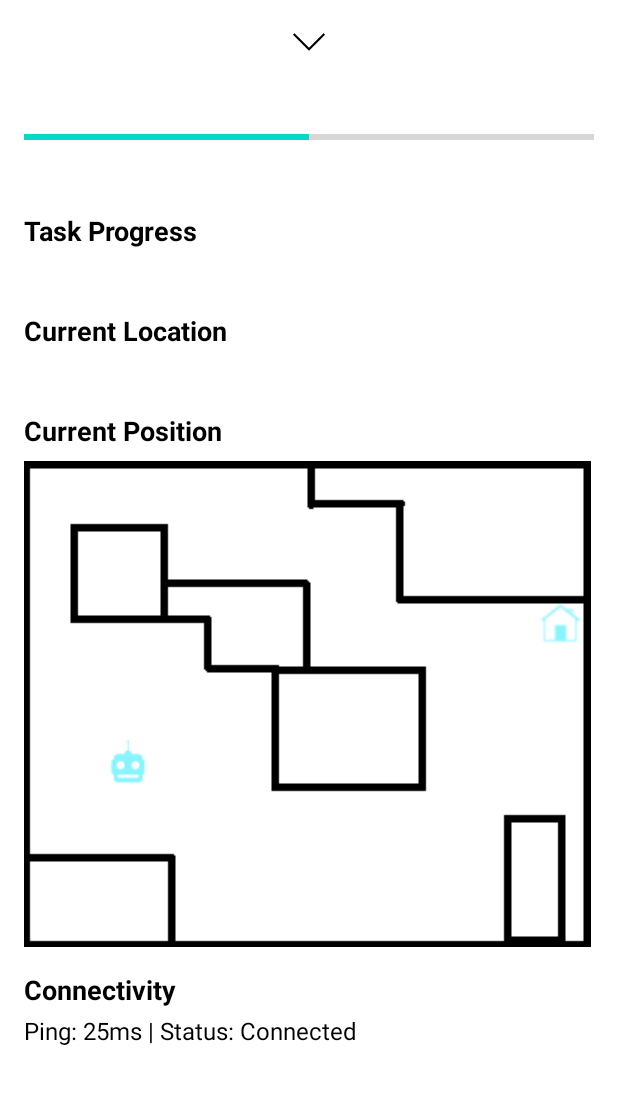
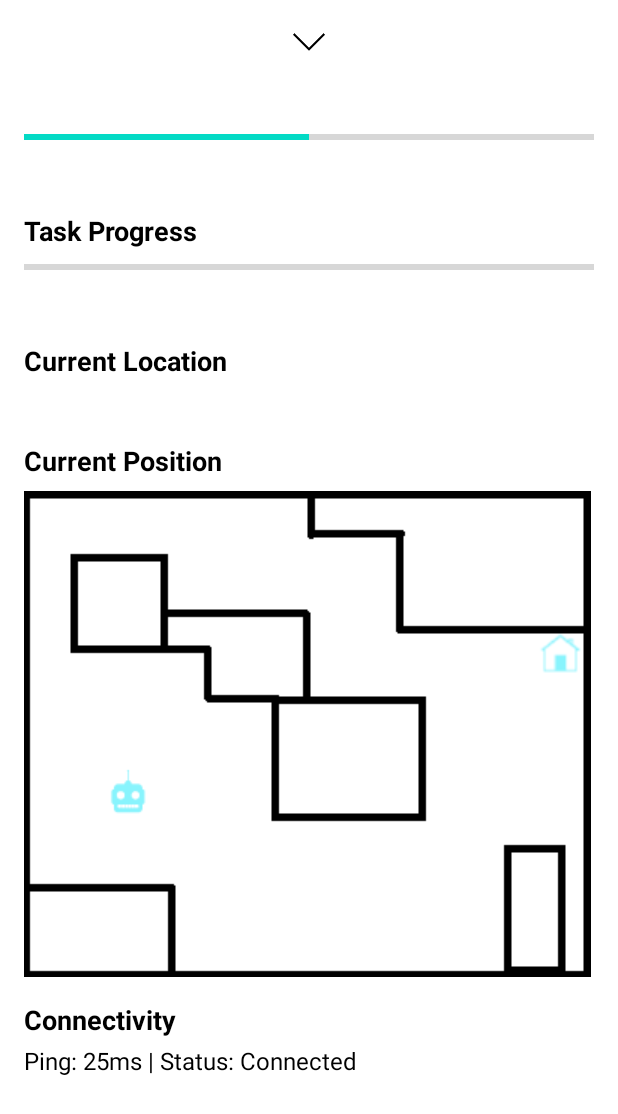
Before and after one commit to meldogdo/RoboNav, an Android app: the layout robot_popup_layout.xml on its own in the app's theme, with its tools: preview values and no code run, on a phone screen of 412 x 824 dp. Shown: the top 1114 px of the screen. Run offline under Robolectric (Android 15) with nearby library versions, the phone set to English and light mode, and no system bars.

Commit message:
Added error handling for empty robot tasks and overhauled robot popup
Added error handling for empty task assignment for robots, aswell as overhauling robot popup to look better with map and other info

```diff
--- a/app/src/main/res/layout/robot_popup_layout.xml
+++ b/app/src/main/res/layout/robot_popup_layout.xml
@@ -35,14 +35,14 @@
         android:max="100" />
 
     <TextView
-        android:id="@+id/progress_status"
+        android:id="@+id/battery_percentage_text"
         android:layout_width="wrap_content"
         android:layout_height="wrap_content"
         android:layout_marginTop="4dp"
-        android:textColor="@color/black"
-        android:textSize="16sp" />
+        android:textSize="16sp"
+        android:textColor="@color/black" />
 
-    <!-- Robot Task Progress -->
+    <!-- Task Progress Section -->
     <TextView
         android:id="@+id/task_progress_title"
         android:layout_width="wrap_content"
@@ -52,9 +52,16 @@
         android:textSize="18sp"
         android:textStyle="bold"
         android:textColor="@color/black" />
+    <ProgressBar
+        android:id="@+id/task_progress_bar"
+        style="?android:attr/progressBarStyleHorizontal"
+        android:layout_width="match_parent"
+        android:layout_height="wrap_content"
+        android:layout_marginTop="4dp"
+        android:max="100" />
 
     <TextView
-        android:id="@+id/task_progress_details"
+        android:id="@+id/task_percentage"
         android:layout_width="wrap_content"
         android:layout_height="wrap_content"
         android:layout_marginTop="4dp"
```
Also changed, not shown: app/src/main/assets/robots.json (+8 -0 lines), app/src/main/java/com/robonav/app/Robot.java (+22 -20 lines), app/src/main/java/com/robonav/app/RobotAdapter.java (+40 -20 lines).
